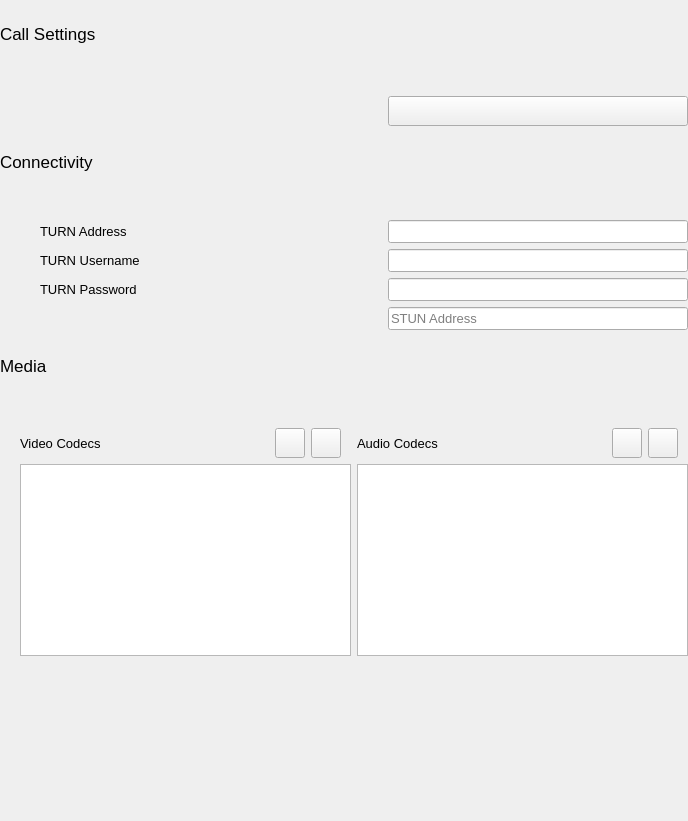
Before: the Qt Designer form advancedsipsettingwidget.ui in savoirfairelinux/jami-client-windows, drawn with Qt 5.
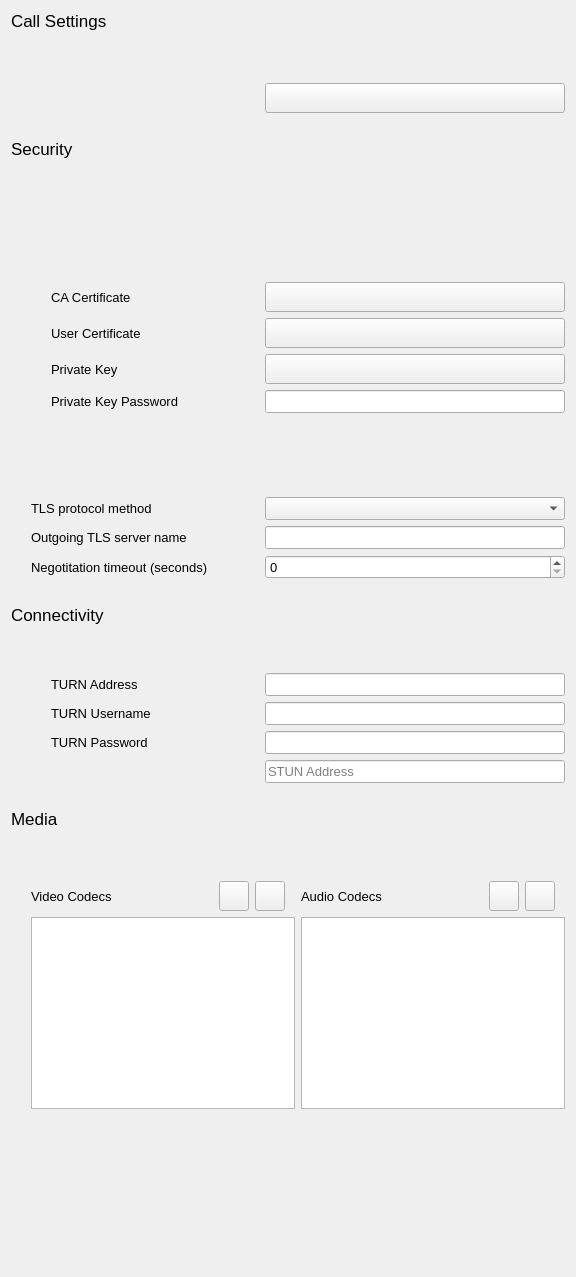
After: the same form once the commit is applied. Icons and pictures are not drawn. Custom widgets are drawn as their Qt base class.

Commit message:
advancedSIPsetting: add security settings into the SIP advanced setting & LineEdit signal change
- change Line edit signal from textEdited to textChanged

Patch:
```diff
--- a/advancedsipsettingwidget.ui
+++ b/advancedsipsettingwidget.ui
@@ -6,42 +6,14 @@
    <rect>
     <x>0</x>
     <y>0</y>
-    <width>688</width>
-    <height>821</height>
+    <width>576</width>
+    <height>1277</height>
    </rect>
   </property>
   <property name="windowTitle">
    <string>Form</string>
   </property>
-  <layout class="QVBoxLayout" name="verticalLayout">
-   <property name="leftMargin">
-    <number>0</number>
-   </property>
-   <property name="topMargin">
-    <number>0</number>
-   </property>
-   <property name="rightMargin">
-    <number>0</number>
-   </property>
-   <property name="bottomMargin">
-    <number>0</number>
-   </property>
-   <item>
-    <spacer name="verticalSpacer">
-     <property name="orientation">
-      <enum>Qt::Vertical</enum>
-     </property>
-     <property name="sizeType">
-      <enum>QSizePolicy::Fixed</enum>
-     </property>
-     <property name="sizeHint" stdset="0">
-      <size>
-       <width>20</width>
-       <height>24</height>
-      </size>
-     </property>
-    </spacer>
-   </item>
+  <layout class="QVBoxLayout" name="verticalLayout_4">
    <item>
     <layout class="QVBoxLayout" name="verticalLayout_2">
      <item>
@@ -159,6 +131,584 @@
      </item>
     </layout>
    </item>
+   <item>
+    <spacer name="verticalSpacer">
+     <property name="orientation">
+      <enum>Qt::Vertical</enum>
+     </property>
+     <property name="sizeType">
+      <enum>QSizePolicy::Fixed</enum>
+     </property>
+     <property name="sizeHint" stdset="0">
+      <size>
+       <width>20</width>
+       <height>20</height>
+      </size>
+     </property>
+    </spacer>
+   </item>
+   <item>
+    <layout class="QVBoxLayout" name="verticalLayout">
+     <item>
+      <widget class="QLabel" name="label_3">
+       <property name="font">
+        <font>
+         <pointsize>13</pointsize>
+        </font>
+       </property>
+       <property name="text">
+        <string>Security</string>
+       </property>
+      </widget>
+     </item>
+     <item>
+      <spacer name="verticalSpacer_8">
+       <property name="orientation">
+        <enum>Qt::Vertical</enum>
+       </property>
+       <property name="sizeType">
+        <enum>QSizePolicy::Fixed</enum>
+       </property>
+       <property name="sizeHint" stdset="0">
+        <size>
+         <width>20</width>
+         <height>13</height>
+        </size>
+       </property>
+      </spacer>
+     </item>
+     <item>
+      <layout class="QVBoxLayout" name="verticalLayout_16">
+       <property name="leftMargin">
+        <number>20</number>
+       </property>
+       <property name="topMargin">
+        <number>0</number>
+       </property>
+       <item>
+        <layout class="QGridLayout" name="gridLayout_3">
+         <property name="leftMargin">
+          <number>0</number>
+         </property>
+         <item row="14" column="0">
+          <widget class="QLabel" name="label_11">
+           <property name="font">
+            <font>
+             <pointsize>10</pointsize>
+            </font>
+           </property>
+           <property name="text">
+            <string>TLS protocol method</string>
+           </property>
+          </widget>
+         </item>
+         <item row="16" column="2">
+          <widget class="QSpinBox" name="negotiationTimeoutSpinBox">
+           <property name="font">
+            <font>
+             <pointsize>10</pointsize>
+            </font>
+           </property>
+          </widget>
+         </item>
+         <item row="12" column="1">
+          <spacer name="horizontalSpacer_14">
+           <property name="orientation">
+            <enum>Qt::Horizontal</enum>
+           </property>
+           <property name="sizeType">
+            <enum>QSizePolicy::MinimumExpanding</enum>
+           </property>
+           <property name="sizeHint" stdset="0">
+            <size>
+             <width>40</width>
+             <height>20</height>
+            </size>
+           </property>
+          </spacer>
+         </item>
+         <item row="0" column="0">
+          <widget class="ToggleSwitch" name="encryptMediaStreamsToggle" native="true">
+           <property name="font">
+            <font>
+             <pointsize>10</pointsize>
+            </font>
+           </property>
+           <property name="text" stdset="0">
+            <string>Encrypt media streams (SRTP)</string>
+           </property>
+          </widget>
+         </item>
+         <item row="6" column="0">
+          <layout class="QHBoxLayout" name="horizontalLayout_22">
+           <item>
+            <spacer name="horizontalSpacer_16">
+             <property name="orientation">
+              <enum>Qt::Horizontal</enum>
+             </property>
+             <property name="sizeType">
+              <enum>QSizePolicy::Fixed</enum>
+             </property>
+             <property name="sizeHint" stdset="0">
+              <size>
+               <width>20</width>
+               <height>20</height>
+              </size>
+             </property>
+            </spacer>
+           </item>
+           <item>
+            <widget class="QLabel" name="label_18">
+             <property name="font">
+              <font>
+               <pointsize>10</pointsize>
+              </font>
+             </property>
+             <property name="text">
+              <string>CA Certificate</string>
+             </property>
+            </widget>
+           </item>
+          </layout>
+         </item>
+         <item row="9" column="0">
+          <layout class="QHBoxLayout" name="horizontalLayout_25">
+           <item>
+            <spacer name="horizontalSpacer_21">
+             <property name="orientation">
+              <enum>Qt::Horizontal</enum>
+             </property>
+             <property name="sizeType">
+              <enum>QSizePolicy::Fixed</enum>
+             </property>
+             <property name="sizeHint" stdset="0">
+              <size>
+               <width>20</width>
+               <height>20</height>
+              </size>
+             </property>
+            </spacer>
+           </item>
+           <item>
+            <widget class="QLabel" name="label_21">
+             <property name="font">
+              <font>
+               <pointsize>10</pointsize>
+              </font>
+             </property>
+             <property name="text">
+              <string>Private Key Password</string>
+             </property>
+            </widget>
+           </item>
+          </layout>
+         </item>
+         <item row="13" column="1">
+          <spacer name="horizontalSpacer_15">
+           <property name="orientation">
+            <enum>Qt::Horizontal</enum>
+           </property>
+           <property name="sizeType">
+            <enum>QSizePolicy::MinimumExpanding</enum>
+           </property>
+           <property name="sizeHint" stdset="0">
+            <size>
+             <width>40</width>
+             <height>20</height>
+            </size>
+           </property>
+          </spacer>
+         </item>
+         <item row="3" column="1">
+          <spacer name="horizontalSpacer_17">
+           <property name="orientation">
+            <enum>Qt::Horizontal</enum>
+           </property>
+           <property name="sizeType">
+            <enum>QSizePolicy::MinimumExpanding</enum>
+           </property>
+           <property name="sizeHint" stdset="0">
+            <size>
+             <width>40</width>
+             <height>20</height>
+            </size>
+           </property>
+          </spacer>
+         </item>
+         <item row="6" column="2">
+          <layout class="QHBoxLayout" name="horizontalLayout_5">
+           <item>
+            <widget class="QPushButton" name="btnSIPCACert">
+             <property name="sizePolicy">
+              <sizepolicy hsizetype="Minimum" vsizetype="Fixed">
+               <horstretch>0</horstretch>
+               <verstretch>0</verstretch>
+              </sizepolicy>
+             </property>
+             <property name="minimumSize">
+              <size>
+               <width>250</width>
+               <height>30</height>
+              </size>
+             </property>
+             <property name="font">
+              <font>
+               <pointsize>10</pointsize>
+              </font>
+             </property>
+             <property name="layoutDirection">
+              <enum>Qt::LeftToRight</enum>
+             </property>
+             <property name="text">
+              <string/>
+             </property>
+             <property name="icon">
+              <iconset>
+               <normaloff>images/icons/round-folder-24px.svg</normaloff>images/icons/round-folder-24px.svg</iconset>
+             </property>
+            </widget>
+           </item>
+          </layout>
+         </item>
+         <item row="14" column="2">
+          <widget class="QComboBox" name="tlsProtocolComboBox">
+           <property name="font">
+            <font>
+             <pointsize>10</pointsize>
+            </font>
+           </property>
+           <property name="insertPolicy">
+            <enum>QComboBox::InsertAtBottom</enum>
+           </property>
+          </widget>
+         </item>
+         <item row="3" column="0">
+          <widget class="ToggleSwitch" name="encryptNegotitationToggle" native="true">
+           <property name="font">
+            <font>
+             <pointsize>10</pointsize>
+            </font>
+           </property>
+           <property name="text" stdset="0">
+            <string>Encrypt negotiation (TLS)</string>
+           </property>
+          </widget>
+         </item>
+         <item row="2" column="1">
+          <spacer name="horizontalSpacer_22">
+           <property name="orientation">
+            <enum>Qt::Horizontal</enum>
+           </property>
+           <property name="sizeType">
+            <enum>QSizePolicy::MinimumExpanding</enum>
+           </property>
+           <property name="sizeHint" stdset="0">
+            <size>
+             <width>40</width>
+             <height>20</height>
+            </size>
+           </property>
+          </spacer>
+         </item>
+         <item row="15" column="0">
+          <widget class="QLabel" name="label_10">
+           <property name="font">
+            <font>
+             <pointsize>10</pointsize>
+            </font>
+           </property>
+           <property name="text">
+            <string>Outgoing TLS server name</string>
+           </property>
+          </widget>
+         </item>
+         <item row="0" column="1">
+          <spacer name="horizontalSpacer_7">
+           <property name="orientation">
+            <enum>Qt::Horizontal</enum>
+           </property>
+           <property name="sizeType">
+            <enum>QSizePolicy::MinimumExpanding</enum>
+           </property>
+           <property name="sizeHint" stdset="0">
+            <size>
+             <width>40</width>
+             <height>20</height>
+            </size>
+           </property>
+          </spacer>
+         </item>
+         <item row="15" column="2">
+          <widget class="QLineEdit" name="outgoingTLSServerNameLineEdit">
+           <property name="font">
+            <font>
+             <pointsize>10</pointsize>
+            </font>
+           </property>
+           <property name="echoMode">
+            <enum>QLineEdit::PasswordEchoOnEdit</enum>
+           </property>
+          </widget>
+         </item>
+         <item row="9" column="2">
+          <widget class="QLineEdit" name="lineEditSIPCertPassword">
+           <property name="sizePolicy">
+            <sizepolicy hsizetype="Fixed" vsizetype="Fixed">
+             <horstretch>0</horstretch>
+             <verstretch>0</verstretch>
+            </sizepolicy>
+           </property>
+           <property name="minimumSize">
+            <size>
+             <width>300</width>
+             <height>0</height>
+            </size>
+           </property>
+           <property name="font">
+            <font>
+             <pointsize>10</pointsize>
+            </font>
+           </property>
+           <property name="echoMode">
+            <enum>QLineEdit::PasswordEchoOnEdit</enum>
+           </property>
+           <property name="placeholderText">
+            <string/>
+           </property>
+          </widget>
+         </item>
+         <item row="7" column="2">
+          <layout class="QHBoxLayout" name="horizontalLayout_6">
+           <item>
+            <widget class="QPushButton" name="btnSIPUserCert">
+             <property name="minimumSize">
+              <size>
+               <width>250</width>
+               <height>30</height>
+              </size>
+             </property>
+             <property name="font">
+              <font>
+               <pointsize>10</pointsize>
+              </font>
+             </property>
+             <property name="layoutDirection">
+              <enum>Qt::LeftToRight</enum>
+             </property>
+             <property name="text">
+              <string/>
+             </property>
+             <property name="icon">
+              <iconset>
+               <normaloff>images/icons/round-folder-24px.svg</normaloff>images/icons/round-folder-24px.svg</iconset>
+             </property>
+            </widget>
+           </item>
+          </layout>
+         </item>
+         <item row="10" column="0">
+          <widget class="ToggleSwitch" name="verifyIncomingCertificatesServerToogle" native="true">
+           <property name="font">
+            <font>
+             <pointsize>10</pointsize>
+            </font>
+           </property>
+           <property name="text" stdset="0">
+            <string>Verify incoming certificates (server side)</string>
+           </property>
+          </widget>
+         </item>
+         <item row="10" column="1">
+          <spacer name="horizontalSpacer_18">
+           <property name="orientation">
+            <enum>Qt::Horizontal</enum>
+           </property>
+           <property name="sizeType">
+            <enum>QSizePolicy::MinimumExpanding</enum>
+           </property>
+           <property name="sizeHint" stdset="0">
+            <size>
+             <width>40</width>
+             <height>20</height>
+            </size>
+           </property>
+          </spacer>
+         </item>
+         <item row="8" column="0">
+          <layout class="QHBoxLayout" name="horizontalLayout_24">
+           <item>
+            <spacer name="horizontalSpacer_20">
+             <property name="orientation">
+              <enum>Qt::Horizontal</enum>
+             </property>
+             <property name="sizeType">
+              <enum>QSizePolicy::Fixed</enum>
+             </property>
+             <property name="sizeHint" stdset="0">
+              <size>
+               <width>20</width>
+               <height>20</height>
+              </size>
+             </property>
+            </spacer>
+           </item>
+           <item>
+            <widget class="QLabel" name="label_20">
+             <property name="font">
+              <font>
+               <pointsize>10</pointsize>
+              </font>
+             </property>
+             <property name="text">
+              <string>Private Key</string>
+             </property>
+            </widget>
+           </item>
+          </layout>
+         </item>
+         <item row="16" column="0">
+          <widget class="QLabel" name="label_12">
+           <property name="font">
+            <font>
+             <pointsize>10</pointsize>
+            </font>
+           </property>
+           <property name="text">
+            <string>Negotitation timeout (seconds)</string>
+           </property>
+          </widget>
+         </item>
+         <item row="8" column="2">
+          <layout class="QHBoxLayout" name="horizontalLayout_7">
+           <item>
+            <widget class="QPushButton" name="btnSIPPrivateKey">
+             <property name="minimumSize">
+              <size>
+               <width>250</width>
+               <height>30</height>
+              </size>
+             </property>
+             <property name="font">
+              <font>
+               <pointsize>10</pointsize>
+              </font>
+             </property>
+             <property name="layoutDirection">
+              <enum>Qt::LeftToRight</enum>
+             </property>
+             <property name="text">
+              <string/>
+             </property>
+             <property name="icon">
+              <iconset>
+               <normaloff>images/icons/round-folder-24px.svg</normaloff>images/icons/round-folder-24px.svg</iconset>
+             </property>
+            </widget>
+           </item>
+          </layout>
+         </item>
+         <item row="12" column="0">
+          <widget class="ToggleSwitch" name="verifyIncomingCertificatesClientToogle" native="true">
+           <property name="font">
+            <font>
+             <pointsize>10</pointsize>
+            </font>
+           </property>
+           <property name="text" stdset="0">
+            <string>Verify incoming certificates (client side)</string>
+           </property>
+          </widget>
+         </item>
+         <item row="7" column="0">
+          <layout class="QHBoxLayout" name="horizontalLayout_23">
+           <item>
+            <spacer name="horizontalSpacer_19">
+             <property name="orientation">
+              <enum>Qt::Horizontal</enum>
+             </property>
+             <property name="sizeType">
+              <enum>QSizePolicy::Fixed</enum>
+             </property>
+             <property name="sizeHint" stdset="0">
+              <size>
+               <width>20</width>
+               <height>20</height>
+              </size>
+             </property>
+            </spacer>
+           </item>
+           <item>
+            <widget class="QLabel" name="label_19">
+             <property name="font">
+              <font>
+               <pointsize>10</pointsize>
+              </font>
+             </property>
+             <property name="text">
+              <string>User Certificate</string>
+             </property>
+            </widget>
+           </item>
+          </layout>
+         </item>
+         <item row="13" column="0">
+          <widget class="ToggleSwitch" name="requireCeritificateForTLSIncomingToggle" native="true">
+           <property name="font">
+            <font>
+             <pointsize>10</pointsize>
+            </font>
+           </property>
+           <property name="text" stdset="0">
+            <string>Require certificate for incoming TLS connection</string>
+           </property>
+          </widget>
+         </item>
+         <item row="2" column="0">
+          <widget class="ToggleSwitch" name="fallbackRTPToggle" native="true">
+           <property name="font">
+            <font>
+             <pointsize>10</pointsize>
+            </font>
+           </property>
+           <property name="text" stdset="0">
+            <string>Fallback on RTP on encryption failture</string>
+           </property>
+          </widget>
+         </item>
+         <item row="1" column="0">
+          <widget class="ToggleSwitch" name="enableSDESToggle" native="true">
+           <property name="font">
+            <font>
+             <pointsize>10</pointsize>
+            </font>
+           </property>
+           <property name="text" stdset="0">
+            <string>Enable SDES (key exchange)</string>
+           </property>
+          </widget>
+         </item>
+         <item row="1" column="1">
+          <spacer name="horizontalSpacer_23">
+           <property name="orientation">
+            <enum>Qt::Horizontal</enum>
+           </property>
+           <property name="sizeType">
+            <enum>QSizePolicy::MinimumExpanding</enum>
+           </property>
+           <property name="sizeHint" stdset="0">
+            <size>
+             <width>40</width>
+             <height>20</height>
+            </size>
+           </property>
+          </spacer>
+         </item>
+        </layout>
+       </item>
+      </layout>
+     </item>
+    </layout>
+   </item>
    <item>
     <spacer name="verticalSpacer_4">
      <property name="orientation">
```
The commit also changes 2 other files.
